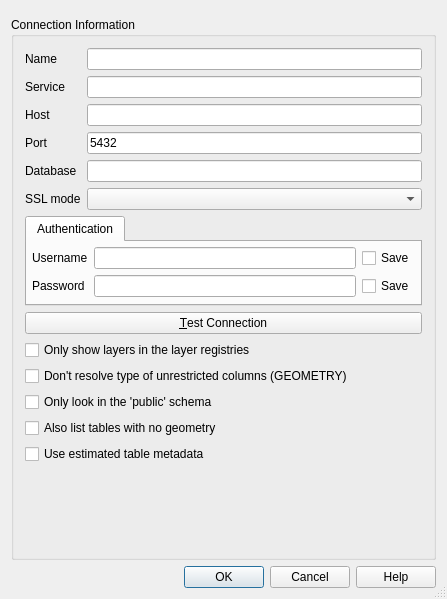
Before: the Qt Designer form src/ui/qgspgnewconnectionbase.ui in qgis/QGIS, drawn with Qt 5.
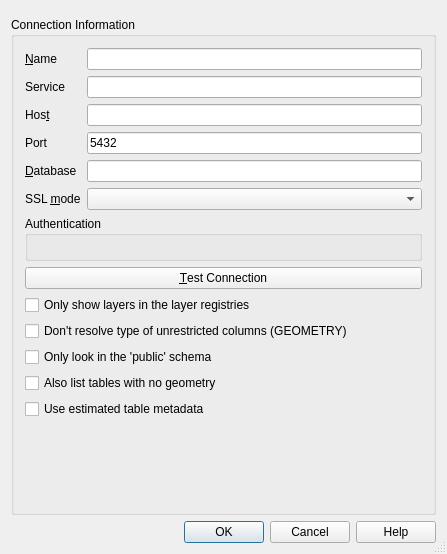
After: the same form once the commit is applied. Custom widgets are drawn as their Qt base class.

Commit message: [auth] PG uses the new authentication widget

What changed in the file:
```diff
--- a/src/ui/qgspgnewconnectionbase.ui
+++ b/src/ui/qgspgnewconnectionbase.ui
@@ -7,7 +7,7 @@
     <x>0</x>
     <y>0</y>
     <width>447</width>
-    <height>599</height>
+    <height>554</height>
    </rect>
   </property>
   <property name="sizePolicy">
@@ -25,15 +25,11 @@
   <property name="modal">
    <bool>true</bool>
   </property>
-  <layout class="QGridLayout" name="gridLayout3">
-   <item row="2" column="0">
-    <widget class="QDialogButtonBox" name="buttonBox">
-     <property name="standardButtons">
-      <set>QDialogButtonBox::Cancel|QDialogButtonBox::Help|QDialogButtonBox::Ok</set>
-     </property>
-    </widget>
+  <layout class="QVBoxLayout" name="verticalLayout_2">
+   <item>
+    <widget class="QgsMessageBar" name="bar" native="true"/>
    </item>
-   <item row="1" column="0">
+   <item>
     <widget class="QGroupBox" name="GroupBox1">
      <property name="title">
       <string>Connection Information</string>
@@ -44,7 +40,7 @@
         <item row="0" column="0">
          <widget class="QLabel" name="TextLabel1_2">
           <property name="text">
-           <string>Name</string>
+           <string>&amp;Name</string>
           </property>
           <property name="buddy">
            <cstring>txtName</cstring>
@@ -74,7 +70,7 @@
         <item row="2" column="0">
          <widget class="QLabel" name="TextLabel1">
           <property name="text">
-           <string>Host</string>
+           <string>Hos&amp;t</string>
           </property>
           <property name="buddy">
            <cstring>txtHost</cstring>
@@ -104,7 +100,7 @@
         <item row="4" column="0">
          <widget class="QLabel" name="TextLabel2">
           <property name="text">
-           <string>Database</string>
+           <string>&amp;Database</string>
           </property>
           <property name="buddy">
            <cstring>txtDatabase</cstring>
@@ -117,7 +113,7 @@
         <item row="5" column="0">
          <widget class="QLabel" name="TextLabel3_3">
           <property name="text">
-           <string>SSL mode</string>
+           <string>SSL &amp;mode</string>
           </property>
           <property name="buddy">
            <cstring>cbxSSLmode</cstring>
@@ -130,79 +126,15 @@
        </layout>
       </item>
       <item>
-       <widget class="QTabWidget" name="tabAuthentication">
-        <property name="sizePolicy">
-         <sizepolicy hsizetype="Expanding" vsizetype="Maximum">
-          <horstretch>0</horstretch>
-          <verstretch>0</verstretch>
-         </sizepolicy>
+       <widget class="QGroupBox" name="mAuthGroupBox">
+        <property name="title">
+         <string>Authentication</string>
         </property>
-        <property name="currentIndex">
-         <number>0</number>
-        </property>
-        <widget class="QWidget" name="tabBasic">
-         <attribute name="title">
-          <string>Authentication</string>
-         </attribute>
-         <layout class="QGridLayout" name="gridLayout">
-          <property name="leftMargin">
-           <number>5</number>
-          </property>
-          <property name="topMargin">
-           <number>5</number>
-          </property>
-          <property name="rightMargin">
-           <number>5</number>
-          </property>
-          <property name="bottomMargin">
-           <number>5</number>
-          </property>
-          <item row="0" column="0">
-           <widget class="QLabel" name="TextLabel3">
-            <property name="text">
-             <string>Username</string>
-            </property>
-            <property name="buddy">
-             <cstring>txtUsername</cstring>
-            </property>
-           </widget>
-          </item>
-          <item row="1" column="1">
-           <widget class="QgsPasswordLineEdit" name="txtPassword">
-            <property name="echoMode">
-             <enum>QLineEdit::Password</enum>
-            </property>
-           </widget>
-          </item>
-          <item row="0" column="2">
-           <widget class="QCheckBox" name="chkStoreUsername">
-            <property name="text">
-             <string>Save</string>
-            </property>
-           </widget>
-          </item>
-          <item row="1" column="0">
-           <widget class="QLabel" name="TextLabel3_2">
-            <property name="text">
-             <string>Password</string>
-            </property>
-            <property name="buddy">
-             <cstring>txtPassword</cstring>
-            </property>
-           </widget>
-          </item>
-          <item row="0" column="1">
-           <widget class="QLineEdit" name="txtUsername"/>
-          </item>
-          <item row="1" column="2">
-           <widget class="QCheckBox" name="chkStorePassword">
-            <property name="text">
-             <string>Save</string>
-            </property>
-           </widget>
-          </item>
-         </layout>
-        </widget>
+        <layout class="QGridLayout" name="gridLayout">
+         <item row="0" column="0">
+          <widget class="QgsAuthSettingsWidget" name="mAuthSettings" native="true"/>
+         </item>
+        </layout>
        </widget>
       </item>
       <item>
@@ -292,24 +224,29 @@
      </layout>
     </widget>
    </item>
-   <item row="0" column="0">
-    <widget class="QgsMessageBar" name="bar" native="true"/>
+   <item>
+    <widget class="QDialogButtonBox" name="buttonBox">
+     <property name="standardButtons">
+      <set>QDialogButtonBox::Cancel|QDialogButtonBox::Help|QDialogButtonBox::Ok</set>
+     </property>
+    </widget>
    </item>
   </layout>
  </widget>
  <layoutdefault spacing="6" margin="11"/>
  <customwidgets>
-  <customwidget>
-   <class>QgsPasswordLineEdit</class>
-   <extends>QLineEdit</extends>
-   <header>qgspasswordlineedit.h</header>
-  </customwidget>
   <customwidget>
    <class>QgsMessageBar</class>
    <extends>QWidget</extends>
    <header>qgsmessagebar.h</header>
    <container>1</container>
   </customwidget>
+  <customwidget>
+   <class>QgsAuthSettingsWidget</class>
+   <extends>QWidget</extends>
+   <header>auth/qgsauthsettingswidget.h</header>
+   <container>1</container>
+  </customwidget>
  </customwidgets>
  <tabstops>
   <tabstop>txtName</tabstop>
```
Left out of the diff: 19 changed lines with no effect on the pictures. The commit also changes 2 other files.
